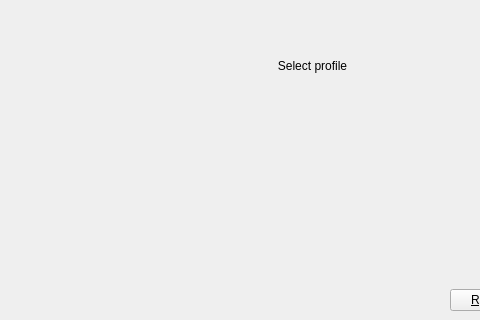
This is UserInterface.ui in SyDevTeam/gta5view as Qt 5 draws it before an edit; both pictures show x 0 to 480 and y 180 to 500 of the 625 by 500 pixel window. The edited form follows.
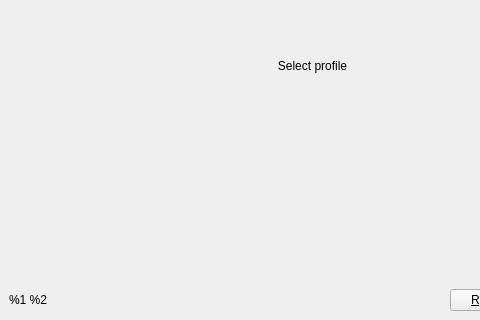
This is the edited form. Icons and pictures are not drawn.

Commit message: User Interface update

The edit to the form file:
```diff
--- a/UserInterface.ui
+++ b/UserInterface.ui
@@ -84,6 +84,13 @@
         </item>
         <item>
          <layout class="QHBoxLayout" name="hlButtons">
+          <item>
+           <widget class="QLabel" name="labVersion">
+            <property name="text">
+             <string>%1 %2</string>
+            </property>
+           </widget>
+          </item>
           <item>
            <spacer name="hsButtons">
             <property name="orientation">
```
Left out of the diff: 2 changed lines with no effect on the pictures. The commit also changes 4 other files.
